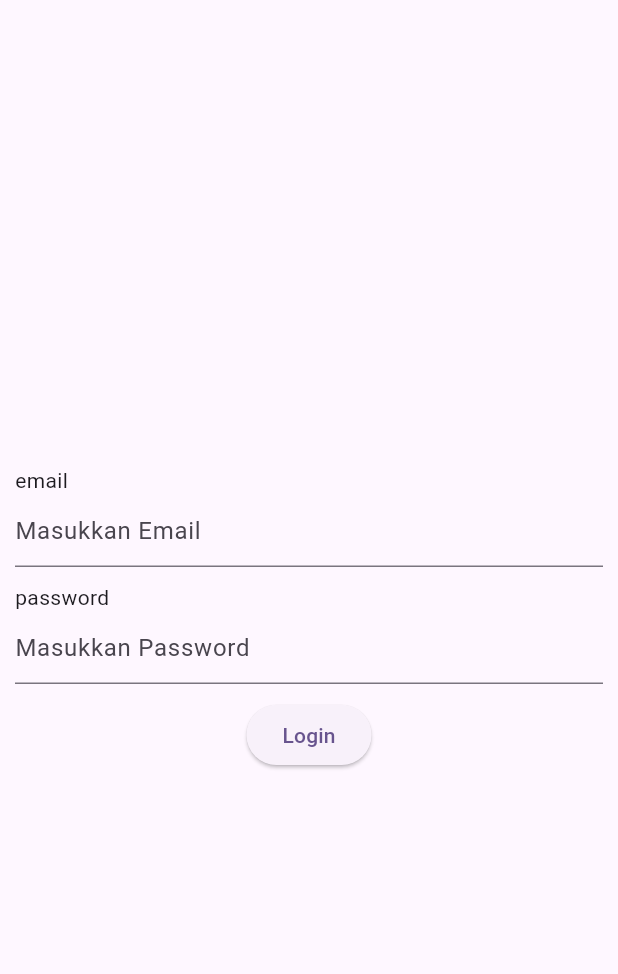
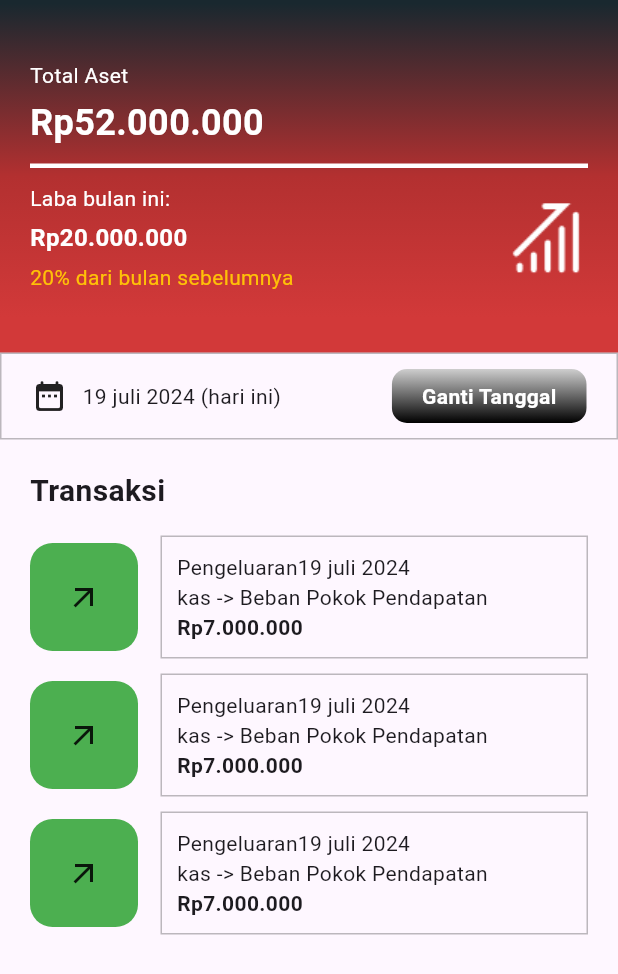
Before and after one commit to MochamadLukyAdithia/SiKeZ, a Flutter app: the screen it shows after launch, on a phone screen of 412 x 824 dp. Shown: the top 974 px of the screen. Run offline on Flutter 3.47's test engine with Material 3 defaults, Android fonts, the light colour scheme and no system bars; drawn by our look-alikes of flutter_form_builder; our stand-ins replace connectivity_plus, dartz, dio, flutter_secure_storage, flutter_svg, get and 2 more.

Commit message:
slicing dashboard

```diff
--- a/lib/core/route/routes.dart
+++ b/lib/core/route/routes.dart
@@ -1,6 +1,7 @@
 import 'package:get/get.dart';
 import 'package:hmj_apps/presentation/auth/controller/auth_binding.dart';
-import 'package:hmj_apps/presentation/auth/screen/login_screen.dart';
+import 'package:hmj_apps/presentation/auth/screen/login/login_screen.dart';
+import 'package:hmj_apps/presentation/dasboard/screen/dashboard_screen.dart';
 
 class AppRoute {
   static const loginPage = "/";
@@ -8,7 +9,7 @@ class AppRoute {
   static final List<GetPage> routes = [
     GetPage(
       name: AppRoute.loginPage,
-      page: () => const LoginScreen(),
+      page: () => const DashboardSceen(),
       binding: AuthBinding(),
     ),
   ];
--- a/lib/core/theme/app_color_theme.dart
+++ b/lib/core/theme/app_color_theme.dart
@@ -6,8 +6,8 @@ class AppColorTheme {
     required this.navigationColor,
     required this.primaryTextColor,
   });
-  final Color primaryColor = const Color(0xFFCB982B);
-  final Color secondaryColor = const Color(0xFFF2C573);
+  final Color primaryColor = const Color(0xFFD3ECA7);
+  final Color secondaryColor = const Color(0xFFB33030);
 
   final Grey grey = Grey();
   final Danger danger = Danger();
@@ -21,8 +21,8 @@ class AppColorTheme {
 class Gradient {
   final LinearGradient shade1 = const LinearGradient(
     colors: [
-      Color(0xFFF5B01D),
-      Color(0xFFE39B02),
+      Color(0xFFD3ECA7),
+      Color(0xFFA1B57D),
     ],
   );
 }
--- a/lib/core/utils/images.dart
+++ b/lib/core/utils/images.dart
@@ -0,0 +1,6 @@
+import 'package:hmj_apps/core/extension/string_extension.dart';
+
+class Images {
+  static String get logoPpk => "logo_ppk".png;
+  static String get iconBullish => "icon_bullish".png;
+}
--- a/lib/presentation/auth/screen/login_screen.dart
+++ b/lib/presentation/auth/screen/login/login_screen.dart
@@ -3,6 +3,7 @@ import "package:flutter_form_builder/flutter_form_builder.dart";
 import "package:get/get.dart";
 import "package:hmj_apps/core/helper/form_validation.dart";
 import "package:hmj_apps/core/theme/theme_controller.dart";
+import "package:hmj_apps/core/utils/images.dart";
 import "package:hmj_apps/presentation/auth/controller/auth_controller.dart";
 import 'package:hmj_apps/presentation/shared/custom_text_field.dart';
 
@@ -17,12 +18,30 @@ class LoginScreen extends GetView<AuthController> {
         child: Container(
           width: MediaQuery.of(context).size.width,
           height: MediaQuery.of(context).size.height,
-          margin: const EdgeInsets.all(10),
+          margin: const EdgeInsets.all(30),
           child: FormBuilder(
             key: controller.formKey,
             child: Column(
               mainAxisAlignment: MainAxisAlignment.center,
               children: [
+                Image.asset(
+                  Images.logoPpk,
+                  width: 102,
+                ),
+                const SizedBox(
+                  height: 20,
+                ),
+                Text(
+                  "SIKEPI",
+                  style: TextStyle(
+                      color: themeController.theme.secondaryColor,
+                      fontSize: 48,
+                      fontWeight: FontWeight.bold),
+                ),
+                const Text("\"Sistem Keuangan Kopi\""),
+                const SizedBox(
+                  height: 60,
+                ),
                 CustomTextWithTitle(
                   name: "email",
                   validator: FormValidation.isEmail,
@@ -41,12 +60,10 @@ class LoginScreen extends GetView<AuthController> {
                 ),
                 ElevatedButton(
                     onPressed: () {
-
-                        if (controller.formKey.currentState != null &&
-                                controller.formKey.currentState!
-                                    .saveAndValidate()) {
-                                controller.login();
-                            }
+                      if (controller.formKey.currentState != null &&
+                          controller.formKey.currentState!.saveAndValidate()) {
+                        controller.login();
+                      }
                     },
                     child: const Text("Login"))
               ],
--- /dev/null
+++ b/lib/presentation/dasboard/component/dasboard_body.dart
@@ -0,0 +1,77 @@
+import 'package:flutter/material.dart';
+
+class DashboardBody extends StatelessWidget {
+  const DashboardBody({super.key});
+
+  @override
+  Widget build(BuildContext context) {
+    return Padding(
+      padding: const EdgeInsets.only(left: 20, right: 20, top: 20),
+      child: Column(
+        crossAxisAlignment: CrossAxisAlignment.start,
+        children: [
+          const Text(
+            "Transaksi",
+            style: TextStyle(fontSize: 20, fontWeight: FontWeight.bold),
+          ),
+          const SizedBox(
+            height: 15,
+          ),
+          ConstrainedBox(
+            constraints: BoxConstraints(
+                minHeight: 20, maxWidth: MediaQuery.of(context).size.width),
+            child: ListView.separated(
+                shrinkWrap: true,
+                itemBuilder: (context, index) {
+                  return Row(
+                    children: [
+                      Container(
+                        width: 72,
+                        height: 72,
+                        decoration: BoxDecoration(
+                            color: Colors.green,
+                            borderRadius: BorderRadius.circular(15)),
+                        child: Icon(Icons.arrow_outward_outlined),
+                      ),
+                      const SizedBox(
+                        width: 15,
+                      ),
+                      Expanded(
+                        child: Container(
+                          padding: const EdgeInsets.all(10),
+                          decoration: BoxDecoration(
+                              border: Border.all(color: Colors.black26)),
+                          child: Column(
+                            crossAxisAlignment: CrossAxisAlignment.start,
+                            children: [
+                              Row(
+                                children: [
+                                  Text("Pengeluaran"),
+                                  Text("19 juli 2024")
+                                ],
+                              ),
+                              Text("kas -> Beban Pokok Pendapatan"),
+                              Text(
+                                "Rp7.000.000",
+                                style: TextStyle(
+                                    fontSize: 14, fontWeight: FontWeight.bold),
+                              )
+                            ],
+                          ),
+                        ),
+                      )
+                    ],
+                  );
+                },
+                separatorBuilder: (context, index) {
+                  return const SizedBox(
+                    height: 10,
+                  );
+                },
+                itemCount: 3),
+          ),
+        ],
+      ),
+    );
+  }
+}
--- /dev/null
+++ b/lib/presentation/dasboard/component/dasboard_header.dart
@@ -0,0 +1,91 @@
+import 'package:flutter/material.dart';
+import 'package:hmj_apps/core/utils/images.dart';
+
+
+class DasboardHeader extends StatelessWidget {
+  const DasboardHeader({super.key});
+
+  @override
+  Widget build(BuildContext context) {
+    return  Container(
+                padding: const EdgeInsets.all(20),
+                height: 235,
+                decoration: const BoxDecoration(
+                  gradient: LinearGradient(colors: [
+                    Color(0xff19282F),
+                    Color(0xffB33030),
+                    Color.fromARGB(255, 210, 57, 57)
+                  ], stops: [
+                    0.01,
+                    0.5,
+                    0.9
+                  ], begin: Alignment.topCenter, end: Alignment.bottomCenter),
+                ),
+                child: Column(
+                  crossAxisAlignment: CrossAxisAlignment.start,
+                  mainAxisAlignment: MainAxisAlignment.center,
+                  children: [
+                    const Text(
+                      "Total Aset",
+                      style: TextStyle(fontSize: 14, color: Colors.white),
+                    ),
+                    const SizedBox(
+                      height: 5,
+                    ),
+                    const Text(
+                      "Rp52.000.000",
+                      style: TextStyle(
+                          fontSize: 24,
+                          color: Colors.white,
+                          fontWeight: FontWeight.bold),
+                    ),
+                    const SizedBox(
+                      height: 10,
+                    ),
+                    Container(
+                      width: double.infinity,
+                      height: 3,
+                      color: Colors.white,
+                    ),
+                    const SizedBox(
+                      height: 10,
+                    ),
+                    Row(
+                      children: [
+                        const Column(
+                          crossAxisAlignment: CrossAxisAlignment.start,
+                          children: [
+                            Text(
+                              "Laba bulan ini:",
+                              style:
+                                  TextStyle(fontSize: 14, color: Colors.white),
+                            ),
+                            SizedBox(
+                              height: 5,
+                            ),
+                            Text(
+                              "Rp20.000.000",
+                              style: TextStyle(
+                                  fontSize: 16,
+                                  color: Colors.white,
+                                  fontWeight: FontWeight.bold),
+                            ),
+                            SizedBox(
+                              height: 5,
+                            ),
+                            Text(
+                              "20% dari bulan sebelumnya",
+                              style:
+                                  TextStyle(fontSize: 14, color: Colors.amber),
+                            ),
+                          ],
+                        ),
+                        const Spacer(),
+                        Image.asset(Images.iconBullish)
+                      ],
+                    )
+                  ],
+                ),
+              );
+  }
+}
--- /dev/null
+++ b/lib/presentation/dasboard/component/dashboard_center.dart
@@ -0,0 +1,37 @@
+import 'package:flutter/material.dart';
+
+class DashboardCenter extends StatelessWidget {
+  const DashboardCenter({super.key});
+
+  @override
+  Widget build(BuildContext context) {
+    return Container(
+      padding: const EdgeInsets.symmetric(horizontal: 20, vertical: 10),
+      decoration: BoxDecoration(border: Border.all(color: Colors.black26)),
+      child: Row(
+        children: [
+          const Icon(Icons.date_range_rounded),
+          const SizedBox(
+            width: 10,
+          ),
+          Text("19 juli 2024 (hari ini)"),
+          const Spacer(),
+          Container(
+            padding: const EdgeInsets.symmetric(horizontal: 20, vertical: 8),
+            decoration: BoxDecoration(
+                borderRadius: BorderRadius.circular(10),
+                gradient: const LinearGradient(
+                    colors: [Color.fromARGB(255, 206, 206, 206), Colors.black],
+                    begin: Alignment.topCenter,
+                    end: Alignment.bottomCenter)),
+            child: const Text(
+              "Ganti Tanggal",
+              style:
+                  TextStyle(fontWeight: FontWeight.bold, color: Colors.white),
+            ),
+          )
+        ],
+      ),
+    );
+  }
+}
--- /dev/null
+++ b/lib/presentation/dasboard/screen/dashboard_screen.dart
@@ -0,0 +1,28 @@
+import 'dart:ui';
+
+import 'package:flutter/material.dart';
+import 'package:hmj_apps/core/utils/images.dart';
+import 'package:hmj_apps/presentation/dasboard/component/dasboard_body.dart';
+import 'package:hmj_apps/presentation/dasboard/component/dasboard_header.dart';
+import 'package:hmj_apps/presentation/dasboard/component/dashboard_center.dart';
+
+class DashboardSceen extends StatelessWidget {
+  const DashboardSceen({super.key});
+
+  @override
+  Widget build(BuildContext context) {
+    return SafeArea(
+      child: Scaffold(
+        body: Container(
+          child: Column(
+            children: [
+              const DasboardHeader(),
+              const DashboardCenter(),
+              const DashboardBody()
+            ],
+          ),
+        ),
+      ),
+    );
+  }
+}
--- a/lib/presentation/shared/custom_text_field.dart
+++ b/lib/presentation/shared/custom_text_field.dart
@@ -1,5 +1,6 @@
 import 'package:flutter/material.dart';
 import 'package:flutter_form_builder/flutter_form_builder.dart';
+import 'package:hmj_apps/core/theme/app_text_theme.dart';
 
 class CustomTextField extends StatelessWidget {
   final String name;
@@ -14,7 +15,11 @@ class CustomTextField extends StatelessWidget {
       name: name,
       validator: validator,
       onTapOutside: (_) => FocusScope.of(context).unfocus(),
-      decoration: InputDecoration(hintText: hintText),
+      style: const TextStyle(height: 1.0),
+      decoration: InputDecoration(
+        hintText: hintText,
+        border: OutlineInputBorder(borderRadius: BorderRadius.circular(20)),
+      ),
     );
   }
 }
@@ -32,7 +37,13 @@ class CustomTextWithTitle extends StatelessWidget {
       child: Column(
         crossAxisAlignment: CrossAxisAlignment.start,
         children: [
-          Text(name),
+          Container(
+            margin: const EdgeInsets.only(left: 15, bottom: 10, top: 10),
+            child: Text(
+              name,
+              style: AppTextStyle.body2.copyWith(fontWeight: FontWeight.bold),
+            ),
+          ),
           CustomTextField(
             name: name,
             validator: validator,
--- a/pubspec.yaml
+++ b/pubspec.yaml
@@ -92,8 +92,8 @@ flutter:
   uses-material-design: true
 
   # To add assets to your application, add an assets section, like this:
-  # assets:
-  #   - images/a_dot_burr.jpeg
+  assets:
+    - assets/images/
   #   - images/a_dot_ham.jpeg
 
   # An image asset can refer to one or more resolution-specific "variants", see
```
Also changed, not shown: assets/images/icon_bullish.png (added), assets/images/logo_ppk.png (added).
